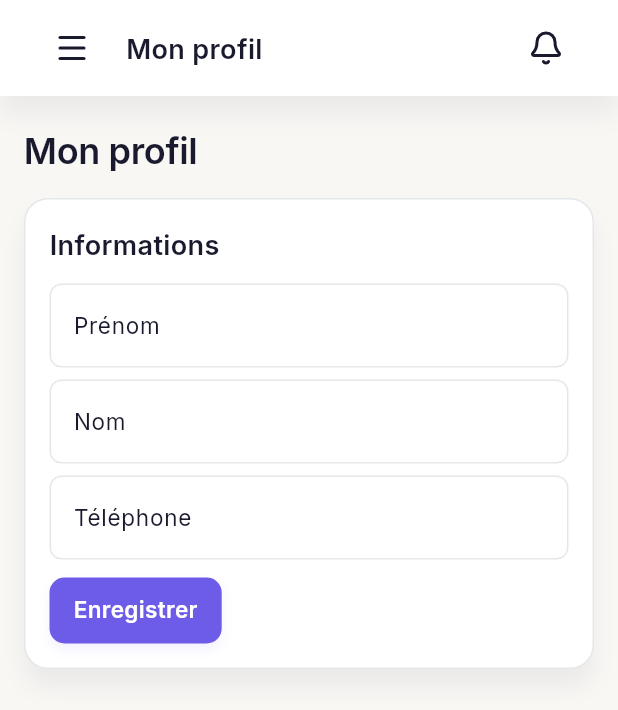
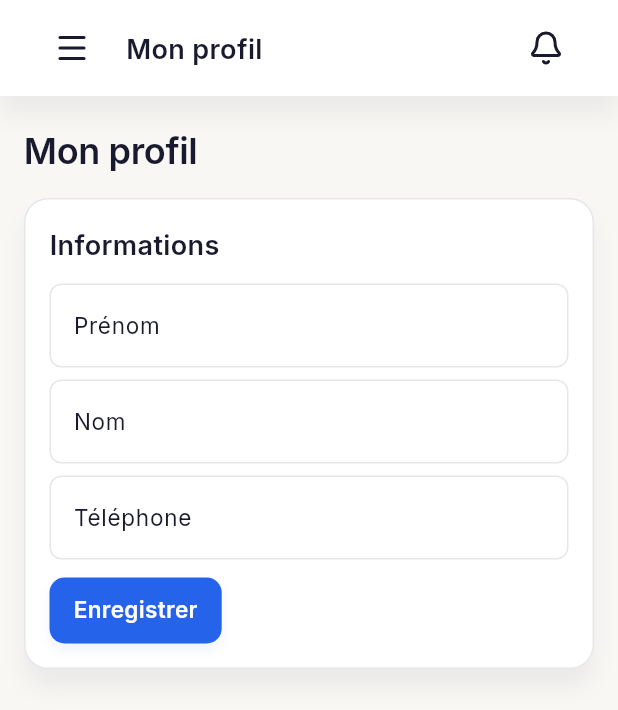
Before and after one commit to AntoineClubSandwich/club-sandwich, a Flutter app: the ProfileScreen screen opened by its route, on a phone screen of 412 x 824 dp. Shown: the top 710 px of the screen. Run offline on Flutter 3.47's test engine with Material 3 defaults, Android fonts, the phone set to English and light mode, and no system bars; our stand-ins replace audioplayers, csv, file_picker, flutter_riverpod, flutter_svg, go_router and 5 more; missing offline and left inert: file_saver; accounts and stored records are empty; network calls fail; statements that could not run were skipped.

Commit message:
feat(design-system): switch brand accent from purple to blue #2563EB
Per the finalized design-system/CLAUDE.md brief: interactive color is
now #2563EB (blue), purple retired entirely — "PAS violet pour les
boutons". All call sites read colors.primary/DsShadows.accent, so this
is a token-only change with zero call-site edits.

```diff
--- a/lib/design_system/tokens/ds_colors.dart
+++ b/lib/design_system/tokens/ds_colors.dart
@@ -1,11 +1,10 @@
 import 'package:flutter/painting.dart';
 
 /// Color tokens for the Club Sandwich design system — "Bento Soft Modern":
-/// a warm off-white canvas, white cards, a single saturated purple brand
-/// accent, and soft low-opacity tints for everything else. Values come
-/// from the project's `design-system/CLAUDE.md` brief (the authoritative
-/// source where it's explicit); a handful of tints/hovers not spelled out
-/// there are still derived from the initial Figma extraction.
+/// a warm off-white canvas, white cards, a single saturated blue brand
+/// accent (`#2563EB` — purple was retired per the design-system/CLAUDE.md
+/// rewrite: "Couleur interactive = #2563EB (bleu) — PAS vert, PAS violet
+/// pour les boutons"), and soft low-opacity tints for everything else.
 class DsColorTokens {
   const DsColorTokens({
     required this.primary,
@@ -64,9 +63,10 @@ class DsColorTokens {
   final Color secondaryDisabled;
 
   /// A deep, softened indigo — [secondary]'s near-black ink lightened
-  /// with a hint of [primary]'s purple. For dark surfaces that want depth
-  /// and brand warmth (e.g. the admin sidebar) without reading as a stark
-  /// neo-brutalist black block.
+  /// with a hint of brand warmth. For dark surfaces that want depth (e.g.
+  /// the admin sidebar) without reading as a stark neo-brutalist black
+  /// block. Currently unused: the sidebar background ended up staying
+  /// plain [secondary] per the live design review.
   final Color secondaryMuted;
 
   final Color canvas;
@@ -110,11 +110,11 @@ class DsColorTokens {
   final Color disabledBg;
 
   static const DsColorTokens light = DsColorTokens(
-    primary: Color(0xFF6C5CE7),
-    primaryHover: Color(0xFF5D4DD8),
-    primaryPressed: Color(0xFF4E3EC9),
-    primarySelectedBg: Color(0x0F6C5CE7), // primary @ ~6%
-    primaryDisabled: Color(0x616C5CE7), // primary @ 38%
+    primary: Color(0xFF2563EB),
+    primaryHover: Color(0xFF1D4ED8),
+    primaryPressed: Color(0xFF1E40AF),
+    primarySelectedBg: Color(0xFFEFF6FF), // matches badge/pill bg-[#EFF6FF]
+    primaryDisabled: Color(0x612563EB), // primary @ 38%
     secondary: Color(0xFF1A1A2E),
     secondaryHover: Color(0xFF141422),
     secondaryPressed: Color(0xFF0E0E18),
@@ -126,7 +126,7 @@ class DsColorTokens {
     surfaceElevated: Color(0xFFFFFFFF),
     border: Color(0xFFE5E7EB),
     borderSubtle: Color(0xFFF1EFEB),
-    borderFocus: Color(0xFF6C5CE7),
+    borderFocus: Color(0xFF2563EB),
     borderStrong: Color(0xFF1A1A2E),
     // Functional colors: `success`/`warning`/`error`/`info` hold the
     // *text/icon* tone (readable on the pale `*Bg`), not the mid-tone
--- a/lib/design_system/tokens/ds_shadows.dart
+++ b/lib/design_system/tokens/ds_shadows.dart
@@ -4,7 +4,7 @@ import 'package:flutter/widgets.dart';
 /// soft, blurred, low-opacity shadows, never a hard offset "ink" shadow.
 /// `ambient` is for resting neutral surfaces (cards, top bar), `accent` is
 /// for branded/interactive elements (primary button, avatar, active nav —
-/// anything that should read as "purple-lit" rather than "just elevated").
+/// anything that should read as "brand-lit" rather than "just elevated").
 /// `ambientElevated` is `ambient`'s larger-blur variant for surfaces that
 /// float above the page (dialogs, bottom sheets). `focusRing` itself is a
 /// keyboard-focus indicator, not a shadow proper.
```
